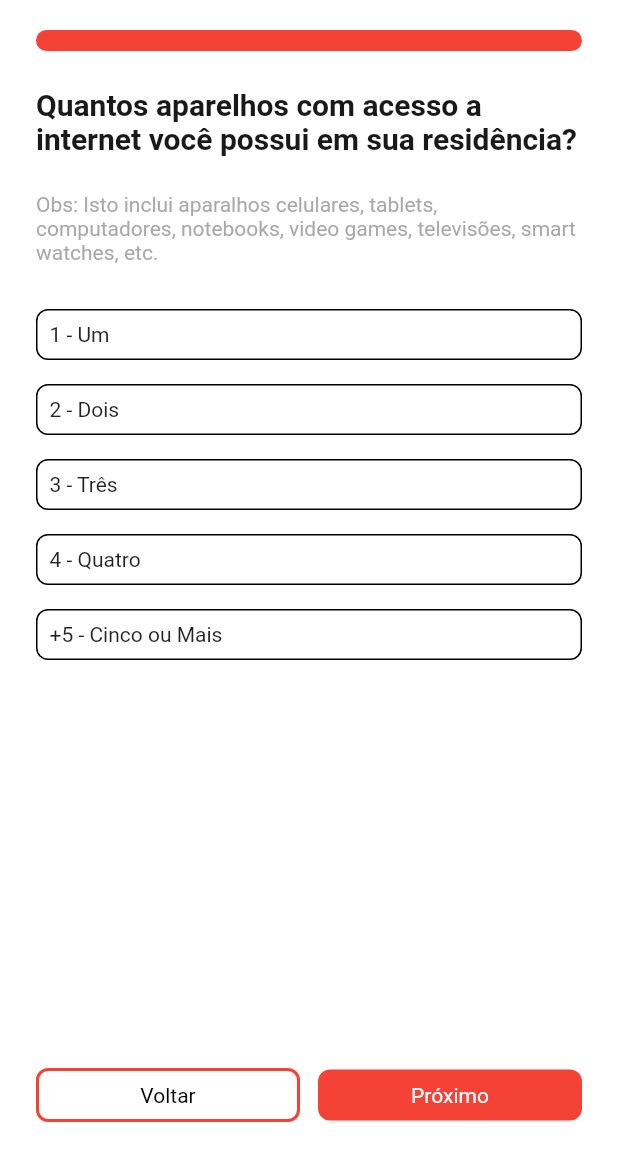
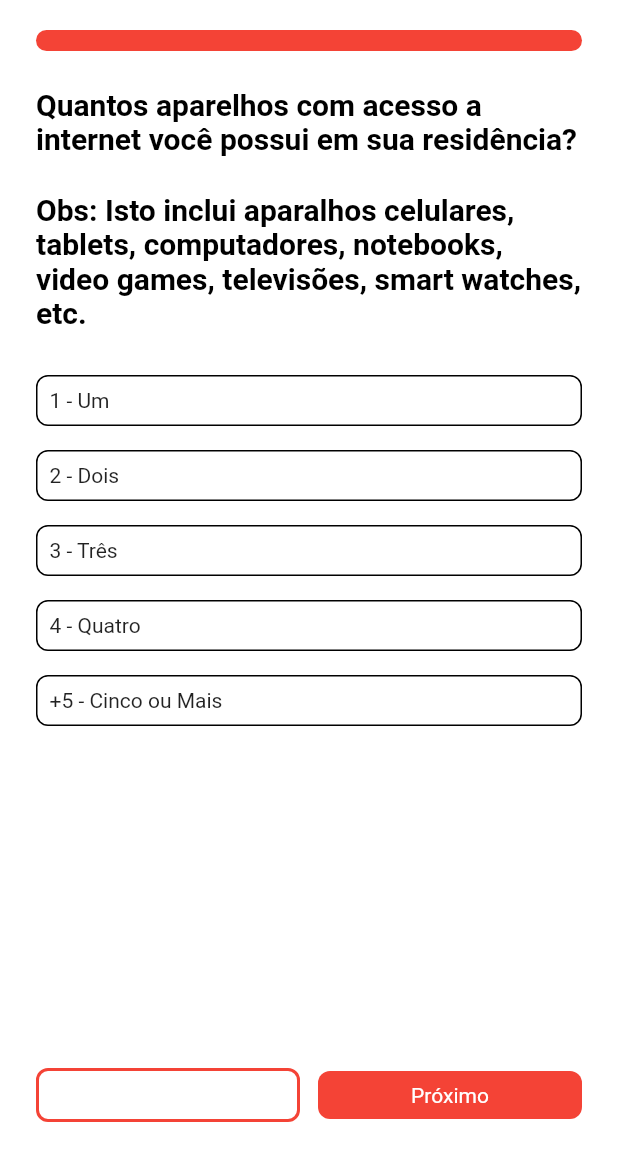
Before and after one commit to MojoMiojo/clinica_gelp_mobile, a Flutter app: the screen it shows after launch, on a phone screen of 412 x 824 dp, the part 66-1236 px from its top. Run offline on Flutter 3.47's test engine with Material 2 defaults, Android fonts, the phone set to English and light mode, and no system bars.

Commit message:
feat: gelp custom buttom improvements

```diff
--- a/lib/presentation/pages/questions/question_page.dart
+++ b/lib/presentation/pages/questions/question_page.dart
@@ -33,15 +33,15 @@ class _QuestionPageState extends State<QuestionPage> {
           children: [
             const ProgressBar(),
             const SizedBox(height: 24),
-            Text(
+            const Text(
               "Quantos aparelhos com acesso a internet você possui em sua residência?",
-              style: primaryTitle.style(),
+              style: GelpTextStyles.kPrimaryTitle,
               maxLines: 3,
             ),
             const SizedBox(height: 24),
-            Text(
+            const Text(
               "Obs: Isto inclui aparalhos celulares, tablets, computadores, notebooks, video games, televisões, smart watches, etc.",
-              style: primarySubtitle.style(),
+              style: GelpTextStyles.kPrimaryTitle,
             ),
             const SizedBox(height: 30),
             Expanded(
@@ -67,21 +67,17 @@ class _QuestionPageState extends State<QuestionPage> {
               mainAxisSize: MainAxisSize.max,
               children: [
                 Flexible(
-                  child: CustomButton(
+                  child: GelpCustomButton(
                     text: 'Voltar',
-                    buttonColor: Colors.white,
-                    borderColor: Colors.red,
-                    borderWidth: 2,
-                    textStyle: primaryButton.customColored(Colors.black),
+                    style: const GelpCustomButtonStyle.secondary(),
                     onTap: () {},
                   ),
                 ),
                 const SizedBox(width: 12),
                 Flexible(
-                  child: CustomButton(
+                  child: GelpCustomButton(
                     text: 'Próximo',
-                    buttonColor: Colors.red,
-                    textStyle: primaryButton.style(),
+                    style: const GelpCustomButtonStyle.primary(),
                     onTap: () {},
                   ),
                 ),
--- a/lib/presentation/widgets/custom_button/custom_button.dart
+++ b/lib/presentation/widgets/custom_button/custom_button.dart
@@ -1,2 +1,2 @@
-export 'custom_button_widget.dart';
-export 'custom_button_widget_style.dart';
+export 'gelp_custom_button.dart';
+export 'gelp_custom_button_style.dart';
--- a/lib/presentation/widgets/custom_button/custom_button_widget.dart
+++ b/lib/presentation/widgets/custom_button/gelp_custom_button.dart
@@ -1,27 +1,18 @@
 // ignore_for_file: public_member_api_docs, sort_constructors_first
 import 'package:flutter/material.dart';
+import 'package:gelp_questionnaire/presentation/widgets/widgets.dart';
 
-class CustomButton extends StatelessWidget {
-  const CustomButton({
+class GelpCustomButton extends StatelessWidget {
+  final String text;
+  final Function onTap;
+  final GelpCustomButtonStyle style;
+
+  const GelpCustomButton({
     Key? key,
     required this.text,
-    this.padding = 8,
-    this.borderWidth = 1,
-    this.borderRadius = 8,
-    this.buttonColor = Colors.transparent,
-    this.borderColor = Colors.transparent,
-    this.textStyle,
     required this.onTap,
+    this.style = const GelpCustomButtonStyle.primary(),
   }) : super(key: key);
-
-  final String text;
-  final double padding;
-  final double borderWidth;
-  final double borderRadius;
-  final Color buttonColor;
-  final Color borderColor;
-  final TextStyle? textStyle;
-  final Function onTap;
 
   @override
   Widget build(BuildContext context) {
@@ -33,19 +24,23 @@ class CustomButton extends StatelessWidget {
         child: Container(
           width: double.infinity,
           decoration: BoxDecoration(
-            color: buttonColor,
-            borderRadius: BorderRadius.all(Radius.circular(borderRadius)),
+            color: style.buttonColor,
+            borderRadius: BorderRadius.all(
+              Radius.circular(
+                style.borderRadius,
+              ),
+            ),
             border: Border.all(
-              width: borderWidth,
-              color: borderColor,
+              width: style.borderWidth,
+              color: style.borderColor,
             ),
           ),
           child: Center(
             child: Padding(
-              padding: EdgeInsets.all(padding),
+              padding: style.padding,
               child: Text(
                 text,
-                style: textStyle,
+                style: style.textStyle,
               ),
             ),
           ),
--- /dev/null
+++ b/lib/presentation/widgets/custom_button/gelp_custom_button_style.dart
@@ -0,0 +1,39 @@
+// ignore_for_file: public_member_api_docs, sort_constructors_first
+import 'package:flutter/material.dart';
+import 'package:gelp_questionnaire/utils/text_styles.dart';
+
+class GelpCustomButtonStyle {
+  final Color buttonColor;
+  final Color borderColor;
+  final double borderRadius;
+  final double borderWidth;
+  final EdgeInsets padding;
+  final TextStyle? textStyle;
+
+  const GelpCustomButtonStyle({
+    this.buttonColor = Colors.red,
+    this.borderColor = Colors.transparent,
+    this.borderRadius = 8,
+    this.borderWidth = 0,
+    this.padding = const EdgeInsets.all(8),
+    this.textStyle,
+  });
+
+  const GelpCustomButtonStyle.primary({
+    this.buttonColor = Colors.red,
+    this.borderColor = Colors.transparent,
+    this.borderRadius = 8,
+    this.borderWidth = 0,
+    this.padding = const EdgeInsets.all(8),
+    this.textStyle = GelpTextStyles.kPrimaryButton,
+  });
+
+  const GelpCustomButtonStyle.secondary({
+    this.buttonColor = Colors.white,
+    this.borderColor = Colors.red,
+    this.borderRadius = 8,
+    this.borderWidth = 2,
+    this.padding = const EdgeInsets.all(8),
+    this.textStyle = GelpTextStyles.kSecondaryButton,
+  });
+}
--- a/lib/utils/colors.dart
+++ b/lib/utils/colors.dart
@@ -0,0 +1,5 @@
+import 'package:flutter/material.dart';
+
+class ColorsUtils {
+  static const primary = Colors.red;
+}
--- a/lib/utils/text_styles.dart
+++ b/lib/utils/text_styles.dart
@@ -2,61 +2,47 @@
 import 'package:flutter/material.dart';
 
 class GelpTextStyles {
-  TextDecoration textDecoration;
-  FontWeight fontWeight;
-  String fontFamily;
-  double fontSize;
-  Color color;
+  final TextStyle primaryTitles;
+  final TextStyle primarySubtitle;
+  final TextStyle primaryButton;
+  final TextStyle secondaryButton;
 
-  GelpTextStyles({
-    required this.textDecoration,
-    required this.fontWeight,
-    required this.fontFamily,
-    required this.fontSize,
-    required this.color,
+  const GelpTextStyles({
+    required this.primaryTitles,
+    required this.primarySubtitle,
+    required this.primaryButton,
+    required this.secondaryButton,
   });
 
-  TextStyle style() {
-    return TextStyle(
-      fontFamily: fontFamily,
-      decoration: textDecoration,
-      fontWeight: fontWeight,
-      fontSize: fontSize,
-      color: color,
-    );
-  }
-
-  TextStyle customColored(Color color) {
-    return TextStyle(
-      fontFamily: fontFamily,
-      decoration: textDecoration,
-      fontWeight: fontWeight,
-      fontSize: fontSize,
-      color: color,
-    );
-  }
-}
-
-GelpTextStyles primaryTitle = GelpTextStyles(
+  static const kPrimaryTitle = TextStyle(
     fontFamily: 'Roboto',
-  textDecoration: TextDecoration.none,
+    decoration: TextDecoration.none,
     fontWeight: FontWeight.w600,
     fontSize: 20,
-  color: Colors.black.withOpacity(0.9),
+    color: Colors.black,
   );
 
-GelpTextStyles primarySubtitle = GelpTextStyles(
+  static const kPrimarySubtitle = TextStyle(
     fontFamily: 'Roboto',
-  textDecoration: TextDecoration.none,
+    decoration: TextDecoration.none,
     fontWeight: FontWeight.w400,
     fontSize: 14,
-  color: Colors.grey.withOpacity(0.9),
+    color: Colors.grey,
   );
 
-GelpTextStyles primaryButton = GelpTextStyles(
+  static const kPrimaryButton = TextStyle(
     fontFamily: 'Roboto',
-  textDecoration: TextDecoration.none,
+    decoration: TextDecoration.none,
     fontWeight: FontWeight.w400,
     fontSize: 14,
     color: Colors.white,
   );
+
+  static const kSecondaryButton = TextStyle(
+    fontFamily: 'Roboto',
+    decoration: TextDecoration.none,
+    fontWeight: FontWeight.w400,
+    fontSize: 14,
+    color: Colors.white,
+  );
+}
```
Also changed, not shown: lib/presentation/widgets/custom_button/custom_button_widget_style.dart (deleted). Lines whose indentation alone changed are shown as unchanged.
